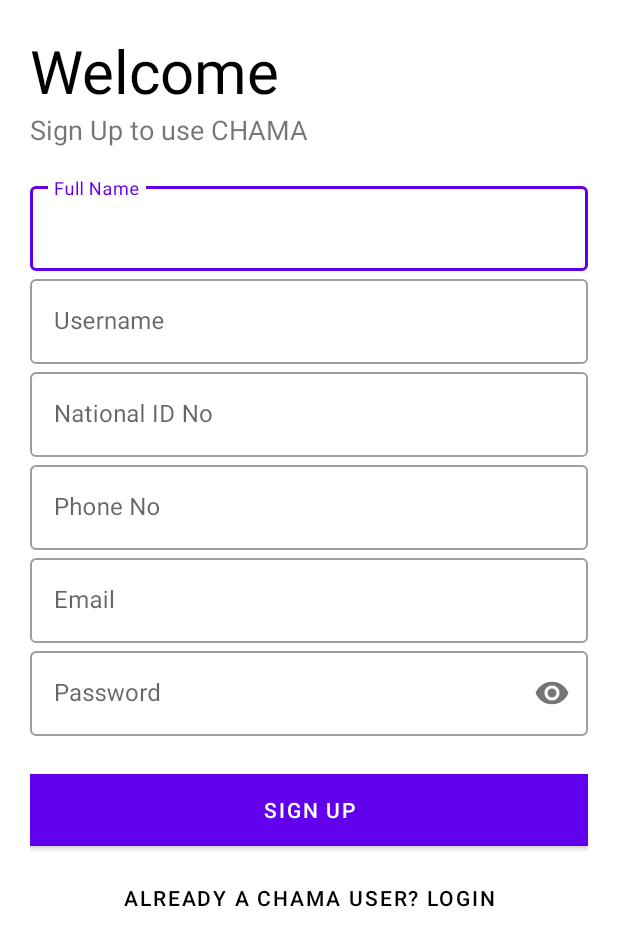
After one commit to aubreyomondi/Chama, an Android app: the SignUpActivity screen opened directly, with no data from a screen before it, on a phone screen of 412 x 824 dp. The commit adds this screen. Shown: the top 946 px of the screen. Run offline under Robolectric (Android 15) with nearby library versions, the phone set to English and light mode, and no system bars.

Commit message:
add login and signup xmls

```diff
--- a/app/src/main/java/com/mobilefintech16/chama/OnBoardingActivity.java
+++ b/app/src/main/java/com/mobilefintech16/chama/OnBoardingActivity.java
@@ -54,7 +54,7 @@ public class OnBoardingActivity extends AppCompatActivity {
                 if(onboardingViewPager.getCurrentItem() + 1 < onBoardingAdapter.getItemCount()){
                     onboardingViewPager.setCurrentItem(onboardingViewPager.getCurrentItem() + 1);
                 }else{
-                    startActivity(new Intent(getApplicationContext(), HomeActivity.class));
+                    startActivity(new Intent(getApplicationContext(), SignUpActivity.class));
                     finish();
                 }
             }
@@ -115,7 +115,7 @@ public class OnBoardingActivity extends AppCompatActivity {
             }
         }
         if(index == onBoardingAdapter.getItemCount() - 1){
-            buttonOnBoardingAction.setText("LOG IN");
+            buttonOnBoardingAction.setText("Sign Up");
         }else{
             buttonOnBoardingAction.setText("NEXT");
         }
--- /dev/null
+++ b/app/src/main/java/com/mobilefintech16/chama/SignUpActivity.java
@@ -0,0 +1,35 @@
+package com.mobilefintech16.chama;
+
+import android.content.Intent;
+import android.os.Bundle;
+import android.view.View;
+import android.view.Window;
+import android.view.WindowManager;
+import android.widget.Button;
+
+import androidx.appcompat.app.AppCompatActivity;
+
+public class SignUpActivity extends AppCompatActivity {
+    Button callLogin;
+
+    @Override
+    protected void onCreate(Bundle savedInstanceState) {
+        super.onCreate(savedInstanceState);
+        // remove title
+        requestWindowFeature(Window.FEATURE_NO_TITLE);
+        getWindow().setFlags(WindowManager.LayoutParams.FLAG_FULLSCREEN,
+                WindowManager.LayoutParams.FLAG_FULLSCREEN);
+
+        setContentView(R.layout.activity_sign_up);
+
+        callLogin = findViewById(R.id.call_login_btn);
+
+        callLogin.setOnClickListener(new View.OnClickListener() {
+            @Override
+            public void onClick(View view) {
+                Intent loginIntent = new Intent(SignUpActivity.this, LoginActivity.class);
+                startActivity(loginIntent);
+            }
+        });
+    }
+}
--- /dev/null
+++ b/app/src/main/res/layout/activity_sign_up.xml
@@ -0,0 +1,142 @@
+<?xml version="1.0" encoding="utf-8"?>
+<LinearLayout
+    xmlns:android="http://schemas.android.com/apk/res/android"
+    xmlns:app="http://schemas.android.com/apk/res-auto"
+    xmlns:tools="http://schemas.android.com/tools"
+    android:layout_width="match_parent"
+    android:layout_height="match_parent"
+    tools:context=".SignUpActivity"
+    android:background="@color/white"
+    android:orientation="vertical"
+    android:padding="20dp">
+
+    <TextView
+        android:id="@+id/welcome_text"
+        android:layout_width="wrap_content"
+        android:layout_height="wrap_content"
+        android:text="Welcome"
+        android:textSize="40sp"
+        android:textColor="@color/black"/>
+
+    <TextView
+        android:id="@+id/signup_text"
+        android:layout_width="wrap_content"
+        android:layout_height="wrap_content"
+        android:text="Sign Up to use CHAMA"
+        android:textSize="18sp"/>
+
+    <LinearLayout
+        android:layout_width="match_parent"
+        android:layout_height="wrap_content"
+        android:layout_marginTop="20dp"
+        android:layout_marginBottom="20dp"
+        android:orientation="vertical">
+
+        <com.google.android.material.textfield.TextInputLayout
+            android:layout_width="match_parent"
+            android:layout_height="wrap_content"
+            android:id="@+id/full_name_text"
+            android:hint="Full Name"
+            style="@style/Widget.MaterialComponents.TextInputLayout.OutlinedBox">
+
+            <com.google.android.material.textfield.TextInputEditText
+                android:layout_width="match_parent"
+                android:layout_height="wrap_content"
+                android:inputType="text"/>
+
+        </com.google.android.material.textfield.TextInputLayout>
+
+        <com.google.android.material.textfield.TextInputLayout
+            android:layout_width="match_parent"
+            android:layout_height="wrap_content"
+            android:id="@+id/username_text"
+            android:hint="Username"
+            style="@style/Widget.MaterialComponents.TextInputLayout.OutlinedBox">
+
+            <com.google.android.material.textfield.TextInputEditText
+                android:layout_width="match_parent"
+                android:layout_height="wrap_content"
+                android:inputType="text"/>
+
+        </com.google.android.material.textfield.TextInputLayout>
+
+        <com.google.android.material.textfield.TextInputLayout
+            android:layout_width="match_parent"
+            android:layout_height="wrap_content"
+            android:id="@+id/id_text"
+            android:hint="National ID No"
+            style="@style/Widget.MaterialComponents.TextInputLayout.OutlinedBox">
+
+            <com.google.android.material.textfield.TextInputEditText
+                android:layout_width="match_parent"
+                android:layout_height="wrap_content"
+                android:inputType="number"/>
+
+        </com.google.android.material.textfield.TextInputLayout>
+
+        <com.google.android.material.textfield.TextInputLayout
+            android:layout_width="match_parent"
+            android:layout_height="wrap_content"
+            android:id="@+id/phone_text"
+            android:hint="Phone No"
+            style="@style/Widget.MaterialComponents.TextInputLayout.OutlinedBox">
+
+            <com.google.android.material.textfield.TextInputEditText
+                android:layout_width="match_parent"
+                android:layout_height="wrap_content"
+                android:inputType="number"/>
+
+        </com.google.android.material.textfield.TextInputLayout>
+
+        <com.google.android.material.textfield.TextInputLayout
+            android:layout_width="match_parent"
+            android:layout_height="wrap_content"
+            android:id="@+id/email_text"
+            android:hint="Email"
+            style="@style/Widget.MaterialComponents.TextInputLayout.OutlinedBox">
+
+            <com.google.android.material.textfield.TextInputEditText
+                android:layout_width="match_parent"
+                android:layout_height="wrap_content"
+                android:inputType="textEmailAddress"/>
+
+        </com.google.android.material.textfield.TextInputLayout>
+
+        <com.google.android.material.textfield.TextInputLayout
+            android:layout_width="match_parent"
+            android:layout_height="wrap_content"
+            android:id="@+id/password_text"
+            android:hint="Password"
+            app:passwordToggleEnabled="true"
+            style="@style/Widget.MaterialComponents.TextInputLayout.OutlinedBox">
+
+            <com.google.android.material.textfield.TextInputEditText
+                android:layout_width="match_parent"
+                android:layout_height="wrap_content"
+                android:inputType="textPassword"/>
+
+        </com.google.android.material.textfield.TextInputLayout>
+
+    </LinearLayout>
+
+    <Button
+        android:layout_width="match_parent"
+        android:layout_height="wrap_content"
+        android:text="SIGN UP"
+        android:background="@color/purple_200"
+        android:textColor="@color/white"
+        android:layout_marginTop="5dp"
+        android:layout_marginBottom="5dp"/>
+
+    <Button
+        android:id="@+id/call_login_btn"
+        android:layout_width="match_parent"
+        android:layout_height="wrap_content"
+        android:background="#00000000"
+        android:text="Already a CHAMA user? Login"
+        android:textColor="#000"
+        android:layout_gravity="right"
+        android:elevation="0dp"
+        android:layout_margin="5dp"/>
+
+</LinearLayout>
```
Also changed, not shown: app/src/main/AndroidManifest.xml (+5 -2 lines), app/src/main/java/com/mobilefintech16/chama/LoginActivity.java (added, +35 -0 lines), app/src/main/java/com/mobilefintech16/chama/SplashActivity.java (+20 -4 lines), app/src/main/res/layout/activity_login.xml (added, +99 -0 lines).
